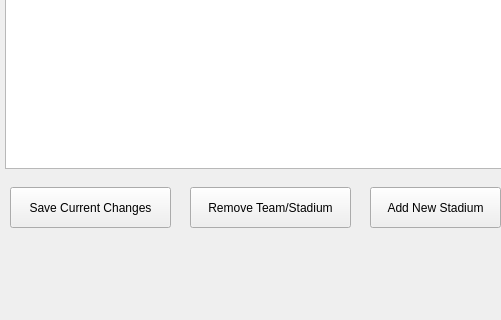
Before: the Qt Designer form StadiumTourProject/mainwindow.ui in joeyCampbelll/CS1D-Project-2, drawn with Qt 5; both pictures show x 0 to 501 and y 263 to 583 of the 800 by 583 pixel window.
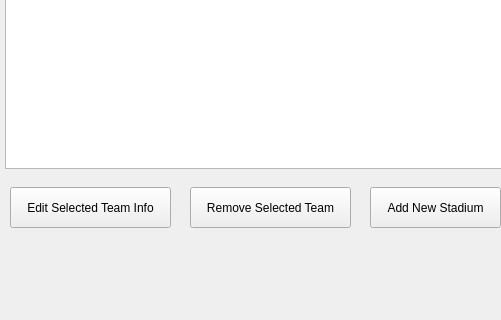
After: the same form once the commit is applied.

Commit message: added updateStadiumInfo() function to database class

```diff
--- a/StadiumTourProject/mainwindow.ui
+++ b/StadiumTourProject/mainwindow.ui
@@ -352,7 +352,7 @@
        </rect>
       </property>
       <property name="text">
-       <string>Save Current Changes</string>
+       <string>Edit Selected Team Info</string>
       </property>
      </widget>
      <widget class="QPushButton" name="AddNewStadium_button">
@@ -391,7 +391,7 @@
        </rect>
       </property>
       <property name="text">
-       <string>Remove Team/Stadium</string>
+       <string>Remove Selected Team</string>
       </property>
      </widget>
      <widget class="QPushButton" name="exit_button">
```
The commit also changes 5 other files.
